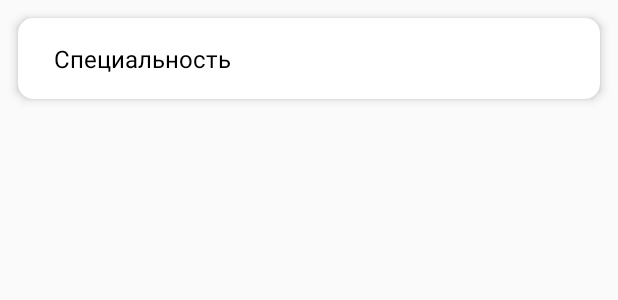
After one commit to danilketov/TestApp, an Android app: the layout item_view_special.xml on its own in the app's theme, with its tools: preview values and no code run, on a phone screen of 412 x 824 dp. The commit adds this screen. Shown: the top 300 px of the screen. Run offline under Robolectric (Android 15) with nearby library versions, the phone set to English and light mode, and no system bars.

Commit message:
Добавление RecyclerView и Adapter

```diff
--- a/app/build.gradle
+++ b/app/build.gradle
@@ -31,4 +31,7 @@ dependencies {
     testImplementation 'junit:junit:4.12'
     androidTestImplementation 'androidx.test.ext:junit:1.1.1'
     androidTestImplementation 'androidx.test.espresso:espresso-core:3.2.0'
+
+    implementation "androidx.recyclerview:recyclerview:1.1.0"
+    implementation 'com.google.android.material:material:1.1.0'
 }
--- /dev/null
+++ b/app/src/main/res/layout/item_view_special.xml
@@ -0,0 +1,33 @@
+<?xml version="1.0" encoding="utf-8"?>
+<androidx.cardview.widget.CardView
+    xmlns:android="http://schemas.android.com/apk/res/android"
+    xmlns:app="http://schemas.android.com/apk/res-auto"
+    android:layout_width="match_parent"
+    android:layout_height="wrap_content"
+    android:layout_margin="12dp"
+    android:clickable="true"
+    android:focusable="true"
+    android:foreground="?android:attr/selectableItemBackground"
+    app:cardCornerRadius="10dp"
+    app:cardElevation="4dp">
+
+    <androidx.constraintlayout.widget.ConstraintLayout
+        android:layout_width="match_parent"
+        android:layout_height="match_parent"
+        android:padding="16dp">
+
+        <TextView
+            android:id="@+id/specialty_text_view"
+            android:layout_width="wrap_content"
+            android:layout_height="wrap_content"
+            android:layout_marginStart="8dp"
+            android:layout_marginLeft="8dp"
+            android:text="@string/specialty"
+            android:textColor="#000"
+            android:textSize="16sp"
+            app:layout_constraintStart_toStartOf="parent"
+            app:layout_constraintTop_toTopOf="parent" />
+
+    </androidx.constraintlayout.widget.ConstraintLayout>
+
+</androidx.cardview.widget.CardView>
```
Also changed, not shown: app/src/main/java/com/danilketov/testapp/adapter/SpecialAdapter.java (added, +58 -0 lines), app/src/main/java/com/danilketov/testapp/adapter/WorkerAdapter.java (added, +64 -0 lines), app/src/main/java/com/danilketov/testapp/fragment/SpecialtyFragment.java (+15 -0 lines), app/src/main/java/com/danilketov/testapp/fragment/WorkerFragment.java (+15 -0 lines), app/src/main/res/layout/fragment_special.xml (+11 -1 lines), app/src/main/res/layout/fragment_worker.xml (+11 -1 lines), app/src/main/res/layout/item_view_worker.xml (added, +55 -0 lines).
